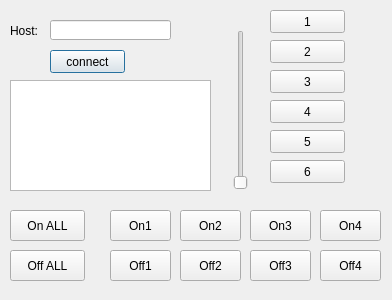
Above: dialog.ui from baradoid/polden-lightDimmer-ctrl before the change. Below: the same form after it.
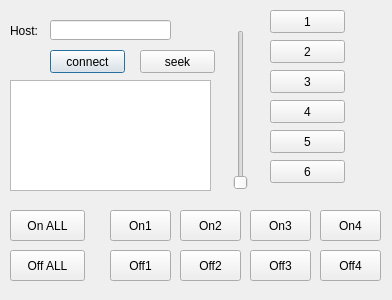
That is the form after the change.

Commit message: добавлен поиск сервера

Diff of the .ui file:
```diff
--- a/dialog.ui
+++ b/dialog.ui
@@ -283,6 +283,19 @@
     <string>Off4</string>
    </property>
   </widget>
+  <widget class="QPushButton" name="pushButtonSeek">
+   <property name="geometry">
+    <rect>
+     <x>140</x>
+     <y>50</y>
+     <width>75</width>
+     <height>23</height>
+    </rect>
+   </property>
+   <property name="text">
+    <string>seek</string>
+   </property>
+  </widget>
  </widget>
  <layoutdefault spacing="6" margin="11"/>
  <resources/>
```
The commit also changes 2 other files.
